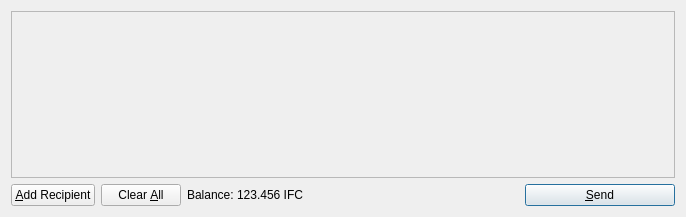
Old version of the form src/qt/forms/sendcoinsdialog.ui in the repository infinitecoin/infinitecoin.
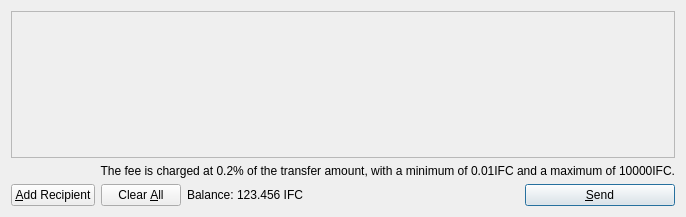
New version of the form. Icons and pictures are not drawn.

The edit to the form file:
```diff
--- a/src/qt/forms/sendcoinsdialog.ui
+++ b/src/qt/forms/sendcoinsdialog.ui
@@ -25,7 +25,7 @@
         <x>0</x>
         <y>0</y>
         <width>666</width>
-        <height>165</height>
+        <height>145</height>
        </rect>
       </property>
       <layout class="QVBoxLayout" name="verticalLayout_2">
@@ -56,6 +56,23 @@
      </widget>
     </widget>
    </item>
+   <item>
+    <layout class="QHBoxLayout" name="horizontalLayout_3">
+     <item>
+      <widget class="QLabel" name="label_2">
+       <property name="text">
+        <string extracomment="111">The fee is charged at 0.2% of the transfer amount, with a minimum of 0.01IFC and a maximum of 10000IFC.</string>
+       </property>
+       <property name="textFormat">
+        <enum>Qt::PlainText</enum>
+       </property>
+       <property name="alignment">
+        <set>Qt::AlignRight|Qt::AlignTrailing|Qt::AlignVCenter</set>
+       </property>
+      </widget>
+     </item>
+    </layout>
+   </item>
    <item>
     <layout class="QHBoxLayout" name="horizontalLayout">
      <item>
```
Left out of the diff: 11 changed lines with no effect on the pictures.
